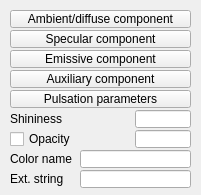
CoppeliaRobotics/coppeliaSimLib, file ui/qdlgmaterial.ui: the form before one commit.
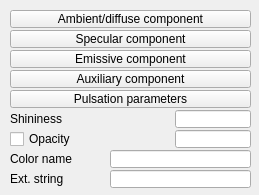
The form after the commit.

Patch:
```diff
--- a/ui/qdlgmaterial.ui
+++ b/ui/qdlgmaterial.ui
@@ -6,7 +6,7 @@
    <rect>
     <x>0</x>
     <y>0</y>
-    <width>201</width>
+    <width>259</width>
     <height>195</height>
    </rect>
   </property>
@@ -21,7 +21,7 @@
     <rect>
      <x>10</x>
      <y>130</y>
-     <width>111</width>
+     <width>131</width>
      <height>18</height>
     </rect>
    </property>
@@ -37,7 +37,7 @@
     <rect>
      <x>10</x>
      <y>50</y>
-     <width>181</width>
+     <width>241</width>
      <height>18</height>
     </rect>
    </property>
@@ -53,7 +53,7 @@
     <rect>
      <x>10</x>
      <y>30</y>
-     <width>181</width>
+     <width>241</width>
      <height>18</height>
     </rect>
    </property>
@@ -69,7 +69,7 @@
     <rect>
      <x>10</x>
      <y>110</y>
-     <width>111</width>
+     <width>121</width>
      <height>18</height>
     </rect>
    </property>
@@ -80,9 +80,9 @@
   <widget class="QLineEdit" name="qqShininess">
    <property name="geometry">
     <rect>
-     <x>135</x>
+     <x>175</x>
      <y>110</y>
-     <width>56</width>
+     <width>76</width>
      <height>18</height>
     </rect>
    </property>
@@ -92,7 +92,7 @@
     <rect>
      <x>10</x>
      <y>10</y>
-     <width>181</width>
+     <width>241</width>
      <height>18</height>
     </rect>
    </property>
@@ -106,9 +106,9 @@
   <widget class="QLineEdit" name="qqOpacity">
    <property name="geometry">
     <rect>
-     <x>135</x>
+     <x>175</x>
      <y>130</y>
-     <width>56</width>
+     <width>76</width>
      <height>18</height>
     </rect>
    </property>
@@ -118,7 +118,7 @@
     <rect>
      <x>10</x>
      <y>90</y>
-     <width>181</width>
+     <width>241</width>
      <height>18</height>
     </rect>
    </property>
@@ -134,7 +134,7 @@
     <rect>
      <x>10</x>
      <y>150</y>
-     <width>71</width>
+     <width>101</width>
      <height>18</height>
     </rect>
    </property>
@@ -145,9 +145,9 @@
   <widget class="QLineEdit" name="qqColorName">
    <property name="geometry">
     <rect>
-     <x>80</x>
+     <x>110</x>
      <y>150</y>
-     <width>111</width>
+     <width>141</width>
      <height>18</height>
     </rect>
    </property>
@@ -157,7 +157,7 @@
     <rect>
      <x>10</x>
      <y>70</y>
-     <width>181</width>
+     <width>241</width>
      <height>18</height>
     </rect>
    </property>
@@ -173,7 +173,7 @@
     <rect>
      <x>10</x>
      <y>170</y>
-     <width>61</width>
+     <width>101</width>
      <height>18</height>
     </rect>
    </property>
@@ -184,9 +184,9 @@
   <widget class="QLineEdit" name="qqExtensionString">
    <property name="geometry">
     <rect>
-     <x>80</x>
+     <x>110</x>
      <y>170</y>
-     <width>111</width>
+     <width>141</width>
      <height>18</height>
     </rect>
    </property>
```
